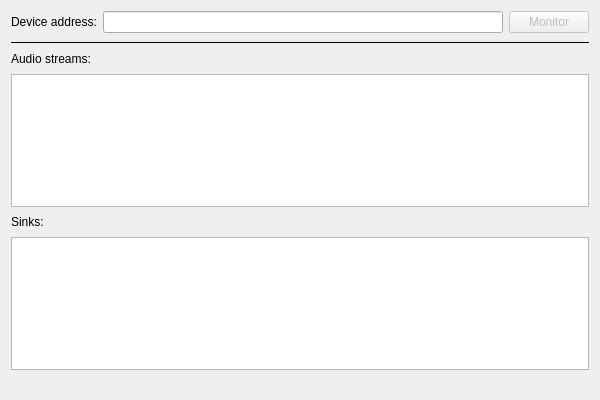
Qt form src/mainwindow.ui (Pesa/conductor) before a commit.
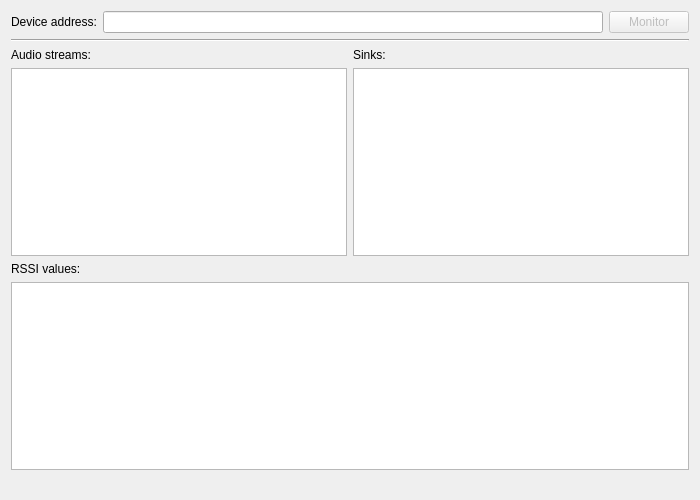
The same form after that commit.

Commit message: Introduce RssiModel class to display RSSI values in UI; use it in Algorithm too.

```diff
--- a/src/mainwindow.ui
+++ b/src/mainwindow.ui
@@ -6,8 +6,8 @@
    <rect>
     <x>0</x>
     <y>0</y>
-    <width>600</width>
-    <height>400</height>
+    <width>700</width>
+    <height>500</height>
    </rect>
   </property>
   <property name="windowTitle">
@@ -15,9 +15,6 @@
   </property>
   <widget class="QWidget" name="centralWidget">
    <layout class="QVBoxLayout" name="verticalLayout">
-    <property name="spacing">
-     <number>8</number>
-    </property>
     <item>
      <layout class="QHBoxLayout" name="horizontalLayout">
       <item>
@@ -49,43 +46,67 @@
      </layout>
     </item>
     <item>
-     <widget class="QFrame" name="frame">
-      <property name="frameShape">
-       <enum>QFrame::HLine</enum>
+     <widget class="Line" name="line">
+      <property name="orientation">
+       <enum>Qt::Horizontal</enum>
       </property>
      </widget>
     </item>
     <item>
+     <layout class="QGridLayout" name="gridLayout">
+      <item row="0" column="0">
      <widget class="QLabel" name="label">
       <property name="text">
        <string>Audio streams:</string>
       </property>
      </widget>
     </item>
-    <item>
-     <widget class="QTableView" name="sinkInputView">
-      <property name="alternatingRowColors">
-       <bool>true</bool>
-      </property>
-      <property name="selectionBehavior">
-       <enum>QAbstractItemView::SelectRows</enum>
-      </property>
-     </widget>
-    </item>
-    <item>
+      <item row="0" column="1">
      <widget class="QLabel" name="label_2">
       <property name="text">
        <string>Sinks:</string>
       </property>
      </widget>
     </item>
-    <item>
+      <item row="1" column="0">
+       <widget class="QTableView" name="sinkInputView">
+        <property name="editTriggers">
+         <set>QAbstractItemView::NoEditTriggers</set>
+        </property>
+        <property name="alternatingRowColors">
+         <bool>true</bool>
+        </property>
+        <property name="selectionBehavior">
+         <enum>QAbstractItemView::SelectRows</enum>
+        </property>
+       </widget>
+      </item>
+      <item row="1" column="1">
      <widget class="QTableView" name="sinkView">
       <property name="alternatingRowColors">
        <bool>true</bool>
       </property>
       <property name="selectionBehavior">
        <enum>QAbstractItemView::SelectRows</enum>
+        </property>
+       </widget>
+      </item>
+     </layout>
+    </item>
+    <item>
+     <widget class="QLabel" name="label_4">
+      <property name="text">
+       <string>RSSI values:</string>
+      </property>
+     </widget>
+    </item>
+    <item>
+     <widget class="QTableView" name="rssiView">
+      <property name="editTriggers">
+       <set>QAbstractItemView::NoEditTriggers</set>
+      </property>
+      <property name="alternatingRowColors">
+       <bool>true</bool>
       </property>
      </widget>
     </item>
```
Left out of the diff: 3 changed lines with no effect on the pictures. Lines whose indentation alone changed are shown as unchanged. The commit also changes 7 other files.
